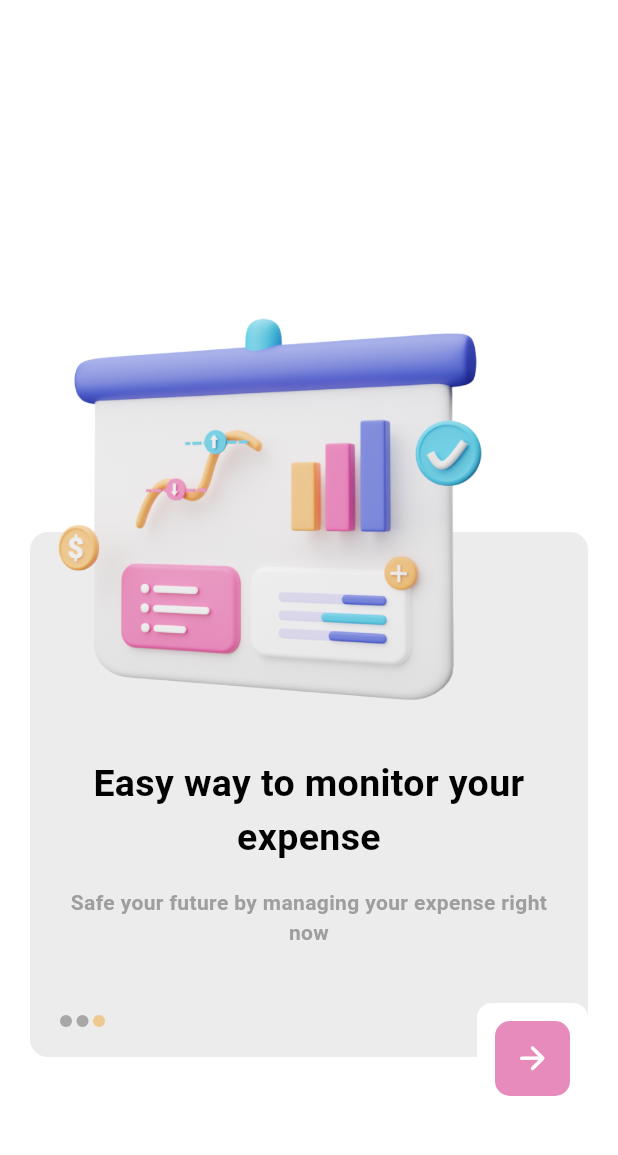
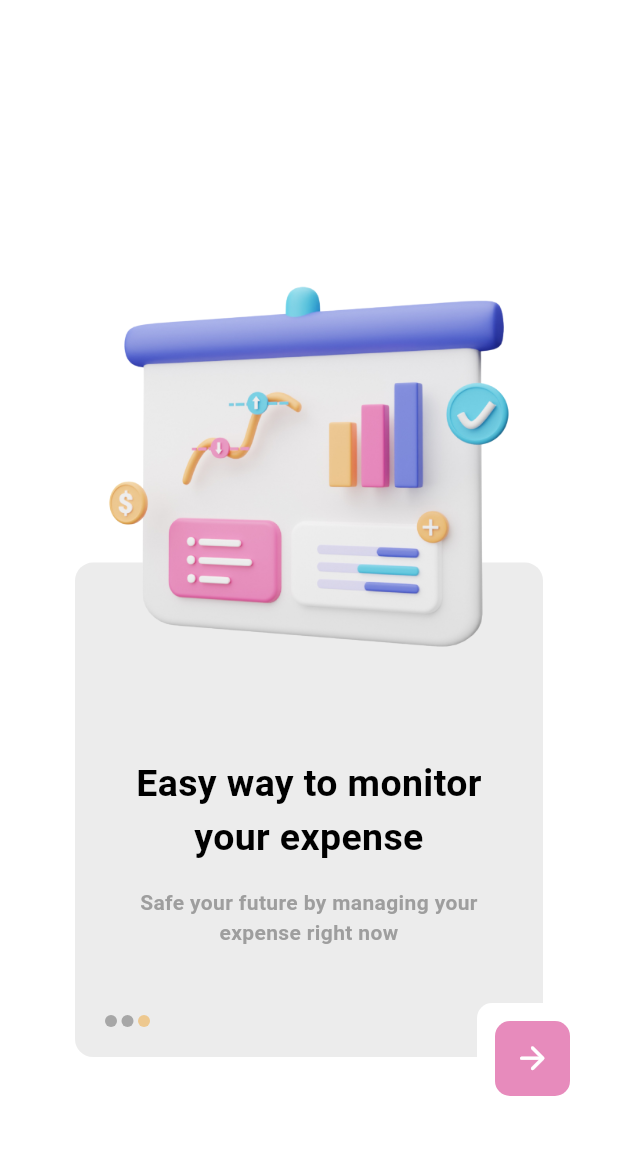
Before and after one commit to raunak2909/expenso_352, a Flutter app: the introPage screen opened directly, on a phone screen of 412 x 824 dp, the part 74-1229 px from its top. Run offline on Flutter 3.47's test engine with Material 3 defaults, Android fonts, the phone set to English and light mode, and no system bars; our stand-ins replace fl_chart, flutter_bloc, shared_preferences, sqflite; accounts and stored records are empty.

Commit message:
created responsive UI for home nav page and intro page

```diff
--- a/lib/ui/screen/home_page.dart
+++ b/lib/ui/screen/home_page.dart
@@ -13,7 +13,7 @@ class homePage extends StatefulWidget {
 }
 
 class _homePageState extends State<homePage> {
-  int _selectedIndex = 1;
+  int _selectedIndex = 0;
 
   void onItemTapped(int index) {
     setState(() {
--- a/lib/ui/screen/intro_page.dart
+++ b/lib/ui/screen/intro_page.dart
@@ -24,8 +24,8 @@ class introPage extends StatelessWidget{
                     ],
                   ),
                   Container(
-                    width: double.infinity,
-                    height: 350,
+                    width: MediaQuery.of(context).size.width-100,
+                    height: MediaQuery.of(context).size.height*0.4,
                     margin: EdgeInsets.only(bottom: 50),
                     padding: const EdgeInsets.only(top: 20,left: 20,right: 20,bottom: 20),
                     decoration: BoxDecoration(
@@ -76,12 +76,14 @@ class introPage extends StatelessWidget{
 
                 ],
               ),
-              Positioned(
-                  bottom: 200,
-                  child: SizedBox(
-                      height: 480,
-                      width: 320,
-                      child: Image.asset("asset/image/monety_bg.png",fit: BoxFit.cover,))),
+             MediaQuery.of(context).orientation == Orientation.landscape ? Positioned(
+               left: -30,
+                 child: buildAppLogo(context)) :  Padding(
+               padding: const EdgeInsets.only(bottom: 150.0),
+               child: Align(
+                   alignment: Alignment.center,
+                   child: buildAppLogo(context)),
+             ),
               Positioned(
                 right: 0,
                 bottom: 12,
@@ -113,4 +115,9 @@ class introPage extends StatelessWidget{
       ),
     );
   }
+
+  Widget buildAppLogo(BuildContext context) => SizedBox(
+      height: MediaQuery.of(context).size.height*0.55,
+      width: MediaQuery.of(context).size.height*0.55,
+      child: Image.asset("asset/image/monety_bg.png",fit: BoxFit.cover,));
 }
```
Also changed, not shown: lib/ui/screen/bottom_nav_pages/home_nav_page.dart (+145 -76 lines).
